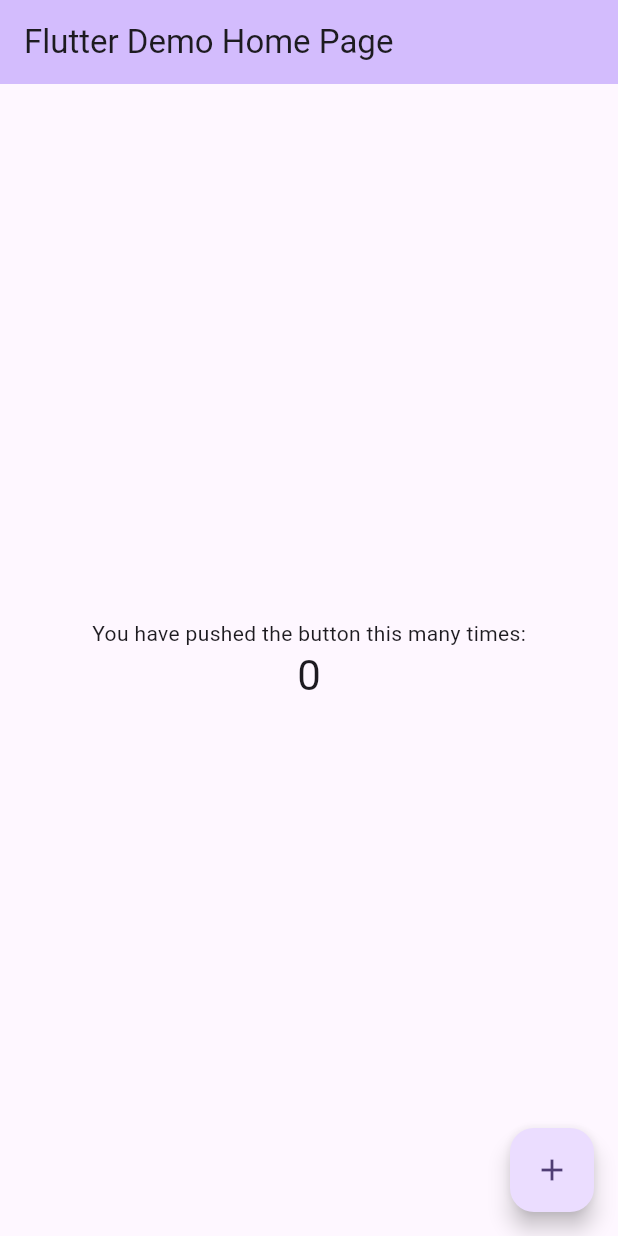
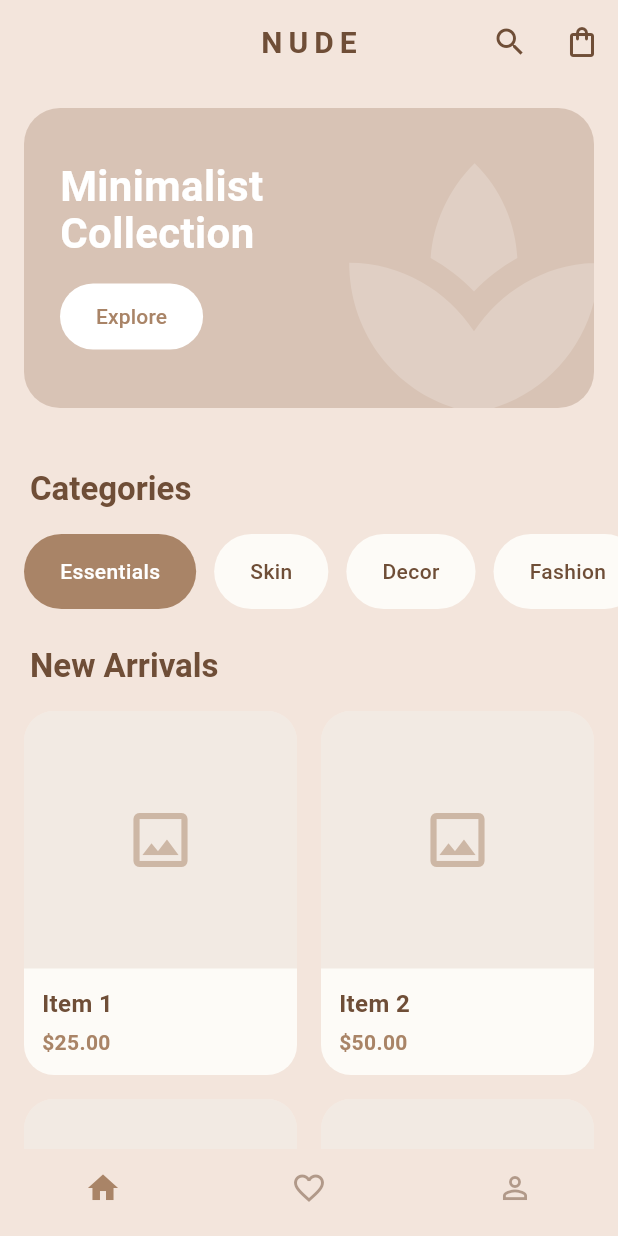
Before and after one commit to could-ai/019aeac6-1010-700c-9cea-4004c9b4f44e, a Flutter app: the screen it shows after launch, on a phone screen of 412 x 824 dp. Run offline on Flutter 3.47's test engine with Material 3 defaults, Android fonts, the phone set to English and light mode, and no system bars.

Commit message:
Configured the main application entry point with a 'Nude' aesthetic theme. This includes a custom color palette featuring creams, beiges, and warm browns (Color(0xFFF3E5DC), Color(0xFFA98467), etc.) to match the requested style. Set up the initial route to HomePage.; Created a new HomePage widget that implements the 'Nude' aesthetic. Features include a hero section with a 'Minimalist Collection' banner, a horizontal category scroller, and a product grid. The UI uses the custom color palette defined in main.dart, utilizing soft beiges, creams, and rounded corners for a modern, clean look.

```diff
--- /dev/null
+++ b/usr/lib/home_page.dart
@@ -0,0 +1,232 @@
+import 'package:flutter/material.dart';
+
+class HomePage extends StatelessWidget {
+  const HomePage({super.key});
+
+  @override
+  Widget build(BuildContext context) {
+    return Scaffold(
+      appBar: AppBar(
+        title: const Text(
+          'NUDE',
+          style: TextStyle(
+            letterSpacing: 4.0,
+            fontWeight: FontWeight.bold,
+            fontSize: 20,
+          ),
+        ),
+        actions: [
+          IconButton(
+            icon: const Icon(Icons.search),
+            onPressed: () {},
+          ),
+          IconButton(
+            icon: const Icon(Icons.shopping_bag_outlined),
+            onPressed: () {},
+          ),
+        ],
+      ),
+      body: SingleChildScrollView(
+        child: Column(
+          crossAxisAlignment: CrossAxisAlignment.start,
+          children: [
+            _buildHeroSection(context),
+            const SizedBox(height: 24),
+            Padding(
+              padding: const EdgeInsets.symmetric(horizontal: 20.0),
+              child: Text(
+                'Categories',
+                style: Theme.of(context).textTheme.titleLarge?.copyWith(
+                      fontWeight: FontWeight.w600,
+                    ),
+              ),
+            ),
+            const SizedBox(height: 16),
+            _buildCategoriesList(),
+            const SizedBox(height: 24),
+            Padding(
+              padding: const EdgeInsets.symmetric(horizontal: 20.0),
+              child: Text(
+                'New Arrivals',
+                style: Theme.of(context).textTheme.titleLarge?.copyWith(
+                      fontWeight: FontWeight.w600,
+                    ),
+              ),
+            ),
+            const SizedBox(height: 16),
+            _buildProductGrid(context),
+          ],
+        ),
+      ),
+      bottomNavigationBar: BottomNavigationBar(
+        backgroundColor: Theme.of(context).scaffoldBackgroundColor,
+        selectedItemColor: Theme.of(context).colorScheme.primary,
+        unselectedItemColor: Theme.of(context).colorScheme.onSurface.withOpacity(0.5),
+        showSelectedLabels: false,
+        showUnselectedLabels: false,
+        elevation: 0,
+        items: const [
+          BottomNavigationBarItem(icon: Icon(Icons.home), label: 'Home'),
+          BottomNavigationBarItem(icon: Icon(Icons.favorite_border), label: 'Favorites'),
+          BottomNavigationBarItem(icon: Icon(Icons.person_outline), label: 'Profile'),
+        ],
+      ),
+    );
+  }
+
+  Widget _buildHeroSection(BuildContext context) {
+    return Container(
+      margin: const EdgeInsets.all(16),
+      height: 200,
+      width: double.infinity,
+      decoration: BoxDecoration(
+        color: Theme.of(context).colorScheme.secondary,
+        borderRadius: BorderRadius.circular(24),
+      ),
+      child: Stack(
+        children: [
+          Positioned(
+            right: -20,
+            bottom: -20,
+            child: Icon(
+              Icons.spa,
+              size: 200,
+              color: Colors.white.withOpacity(0.2),
+            ),
+          ),
+          Padding(
+            padding: const EdgeInsets.all(24.0),
+            child: Column(
+              crossAxisAlignment: CrossAxisAlignment.start,
+              mainAxisAlignment: MainAxisAlignment.center,
+              children: [
+                const Text(
+                  'Minimalist\nCollection',
+                  style: TextStyle(
+                    fontSize: 28,
+                    fontWeight: FontWeight.bold,
+                    color: Colors.white,
+                    height: 1.1,
+                  ),
+                ),
+                const SizedBox(height: 16),
+                ElevatedButton(
+                  onPressed: () {},
+                  style: ElevatedButton.styleFrom(
+                    backgroundColor: Colors.white,
+                    foregroundColor: Theme.of(context).colorScheme.primary,
+                    padding: const EdgeInsets.symmetric(horizontal: 24, vertical: 12),
+                  ),
+                  child: const Text('Explore'),
+                ),
+              ],
+            ),
+          ),
+        ],
+      ),
+    );
+  }
+
+  Widget _buildCategoriesList() {
+    final categories = ['Essentials', 'Skin', 'Decor', 'Fashion'];
+    return SizedBox(
+      height: 50,
+      child: ListView.builder(
+        scrollDirection: Axis.horizontal,
+        padding: const EdgeInsets.symmetric(horizontal: 16),
+        itemCount: categories.length,
+        itemBuilder: (context, index) {
+          return Container(
+            margin: const EdgeInsets.only(right: 12),
+            padding: const EdgeInsets.symmetric(horizontal: 24, vertical: 12),
+            decoration: BoxDecoration(
+              color: index == 0
+                  ? Theme.of(context).colorScheme.primary
+                  : Theme.of(context).cardTheme.color,
+              borderRadius: BorderRadius.circular(30),
+            ),
+            child: Center(
+              child: Text(
+                categories[index],
+                style: TextStyle(
+                  color: index == 0
+                      ? Colors.white
+                      : Theme.of(context).colorScheme.onSurface,
+                  fontWeight: FontWeight.w500,
+                ),
+              ),
+            ),
+          );
+        },
+      ),
+    );
+  }
+
+  Widget _buildProductGrid(BuildContext context) {
+    return Padding(
+      padding: const EdgeInsets.symmetric(horizontal: 16),
+      child: GridView.builder(
+        shrinkWrap: true,
+        physics: const NeverScrollableScrollPhysics(),
+        gridDelegate: const SliverGridDelegateWithFixedCrossAxisCount(
+          crossAxisCount: 2,
+          childAspectRatio: 0.75,
+          crossAxisSpacing: 16,
+          mainAxisSpacing: 16,
+        ),
+        itemCount: 4,
+        itemBuilder: (context, index) {
+          return Container(
+            decoration: BoxDecoration(
+              color: Theme.of(context).cardTheme.color,
+              borderRadius: BorderRadius.circular(20),
+            ),
+            child: Column(
+              crossAxisAlignment: CrossAxisAlignment.start,
+              children: [
+                Expanded(
+                  child: Container(
+                    decoration: BoxDecoration(
+                      color: Theme.of(context).colorScheme.secondary.withOpacity(0.3),
+                      borderRadius: const BorderRadius.vertical(top: Radius.circular(20)),
+                    ),
+                    child: Center(
+                      child: Icon(
+                        Icons.image_outlined,
+                        size: 48,
+                        color: Theme.of(context).colorScheme.primary.withOpacity(0.5),
+                      ),
+                    ),
+                  ),
+                ),
+                Padding(
+                  padding: const EdgeInsets.all(12.0),
+                  child: Column(
+                    crossAxisAlignment: CrossAxisAlignment.start,
+                    children: [
+                      Text(
+                        'Item ${index + 1}',
+                        style: const TextStyle(
+                          fontWeight: FontWeight.bold,
+                          fontSize: 16,
+                        ),
+                      ),
+                      const SizedBox(height: 4),
+                      Text(
+                        '\$${(index + 1) * 25}.00',
+                        style: TextStyle(
+                          color: Theme.of(context).colorScheme.primary,
+                          fontWeight: FontWeight.w600,
+                        ),
+                      ),
+                    ],
+                  ),
+                ),
+              ],
+            ),
+          );
+        },
+      ),
+    );
+  }
+}
--- a/usr/lib/main.dart
+++ b/usr/lib/main.dart
@@ -1,123 +1,78 @@
 import 'package:flutter/material.dart';
+import 'package:couldai_user_app/home_page.dart';
 
 void main() {
-  runApp(const MyApp());
+  runApp(const NudeApp());
 }
 
-class MyApp extends StatelessWidget {
-  const MyApp({super.key});
+class NudeApp extends StatelessWidget {
+  const NudeApp({super.key});
 
-  // This widget is the root of your application.
   @override
   Widget build(BuildContext context) {
     return MaterialApp(
-      title: 'Flutter Demo',
+      title: 'Nude Aesthetic',
       debugShowCheckedModeBanner: false,
-      theme: ThemeData(
-        // This is the theme of your application.
-        //
-        // TRY THIS: Try running your application with "flutter run". You'll see
-        // the application has a purple toolbar. Then, without quitting the app,
-        // try changing the seedColor in the colorScheme below to Colors.green
-        // and then invoke "hot reload" (save your changes or press the "hot
-        // reload" button in a Flutter-supported IDE, or press "r" if you used
-        // the command line to start the app).
-        //
-        // Notice that the counter didn't reset back to zero; the application
-        // state is not lost during the reload. To reset the state, use hot
-        // restart instead.
-        //
-        // This works for code too, not just values: Most code changes can be
-        // tested with just a hot reload.
-        colorScheme: ColorScheme.fromSeed(seedColor: Colors.deepPurple),
-      ),
+      theme: _buildNudeTheme(),
       initialRoute: '/',
       routes: {
-        '/': (context) => const MyHomePage(title: 'Flutter Demo Home Page'),
+        '/': (context) => const HomePage(),
       },
     );
   }
-}
 
-class MyHomePage extends StatefulWidget {
-  const MyHomePage({super.key, required this.title});
+  ThemeData _buildNudeTheme() {
+    // Nude / Earth tone palette
+    const primaryColor = Color(0xFFA98467); // Warm Brown
+    const secondaryColor = Color(0xFFD8C3B5); // Beige
+    const backgroundColor = Color(0xFFF3E5DC); // Light Cream
+    const surfaceColor = Color(0xFFFDFBF7); // Off-white
+    const textColor = Color(0xFF6F4E37); // Dark Coffee
 
-  // This widget is the home page of your application. It is stateful, meaning
-  // that it has a State object (defined below) that contains fields that affect
-  // how it looks.
-
-  // This class is the configuration for the state. It holds the values (in this
-  // case the title) provided by the parent (in this case the App widget) and
-  // used by the build method of the State. Fields in a Widget subclass are
-  // always marked "final".
-
-  final String title;
-
-  @override
-  State<MyHomePage> createState() => _MyHomePageState();
-}
-
-class _MyHomePageState extends State<MyHomePage> {
-  int _counter = 0;
-
-  void _incrementCounter() {
-    setState(() {
-      // This call to setState tells the Flutter framework that something has
-      // changed in this State, which causes it to rerun the build method below
-      // so that the display can reflect the updated values. If we changed
-      // _counter without calling setState(), then the build method would not be
-      // called again, and so nothing would appear to happen.
-      _counter++;
-    });
-  }
-
-  @override
-  Widget build(BuildContext context) {
-    // This method is rerun every time setState is called, for instance as done
-    // by the _incrementCounter method above.
-    //
-    // The Flutter framework has been optimized to make rerunning build methods
-    // fast, so that you can just rebuild anything that needs updating rather
-    // than having to individually change instances of widgets.
-    return Scaffold(
-      appBar: AppBar(
-        // TRY THIS: Try changing the color here to a specific color (to
-        // Colors.amber, perhaps?) and trigger a hot reload to see the AppBar
-        // change color while the other colors stay the same.
-        backgroundColor: Theme.of(context).colorScheme.inversePrimary,
-        // Here we take the value from the MyHomePage object that was created by
-        // the App.build method, and use it to set our appbar title.
-        title: Text(widget.title),
+    return ThemeData(
+      useMaterial3: true,
+      colorScheme: ColorScheme.fromSeed(
+        seedColor: primaryColor,
+        primary: primaryColor,
+        secondary: secondaryColor,
+        surface: surfaceColor,
+        onSurface: textColor,
+        background: backgroundColor,
+        onBackground: textColor,
       ),
-      body: Center(
-        // Center is a layout widget. It takes a single child and positions it
-        // in the middle of the parent.
-        child: Column(
-          // Column is also a layout widget. It takes a list of children and
-          // arranges them vertically. By default, it sizes itself to fit its
-          // children horizontally, and tries to be as tall as its parent.
-          //
-          // Column has various properties to control how it sizes itself and
-          // how it positions its children. Here we use mainAxisAlignment to
-          // center the children vertically; the main axis here is the vertical
-          // axis because Columns are vertical (the cross axis would be
-          // horizontal).
-          //
-          // TRY THIS: Invoke "debug painting" (choose the "Toggle Debug Paint"
-          // action in the IDE, or press "p" in the console), to see the
-          // wireframe for each widget.
-          mainAxisAlignment: MainAxisAlignment.center,
-          children: <Widget>[
-            const Text('You have pushed the button this many times:'),
-            Text('$_counter', style: Theme.of(context).textTheme.headlineMedium),
-          ],
+      scaffoldBackgroundColor: backgroundColor,
+      appBarTheme: const AppBarTheme(
+        backgroundColor: backgroundColor,
+        foregroundColor: textColor,
+        elevation: 0,
+        centerTitle: true,
+        iconTheme: IconThemeData(color: textColor),
+      ),
+      cardTheme: CardTheme(
+        color: surfaceColor,
+        elevation: 0,
+        shape: RoundedRectangleBorder(
+          borderRadius: BorderRadius.circular(16),
+        ),
+        margin: const EdgeInsets.symmetric(vertical: 8, horizontal: 16),
+      ),
+      textTheme: const TextTheme(
+        displayLarge: TextStyle(color: textColor, fontWeight: FontWeight.w300),
+        displayMedium: TextStyle(color: textColor, fontWeight: FontWeight.w300),
+        bodyLarge: TextStyle(color: textColor),
+        bodyMedium: TextStyle(color: textColor),
+      ),
+      elevatedButtonTheme: ElevatedButtonThemeData(
+        style: ElevatedButton.styleFrom(
+          backgroundColor: primaryColor,
+          foregroundColor: Colors.white,
+          elevation: 0,
+          shape: RoundedRectangleBorder(
+            borderRadius: BorderRadius.circular(24),
+          ),
+          padding: const EdgeInsets.symmetric(horizontal: 32, vertical: 16),
         ),
       ),
-      floatingActionButton: FloatingActionButton(
-        onPressed: _incrementCounter,
-        tooltip: 'Increment',
-        child: const Icon(Icons.add),
-      ), // This trailing comma makes auto-formatting nicer for build methods.
     );
   }
 }
```
